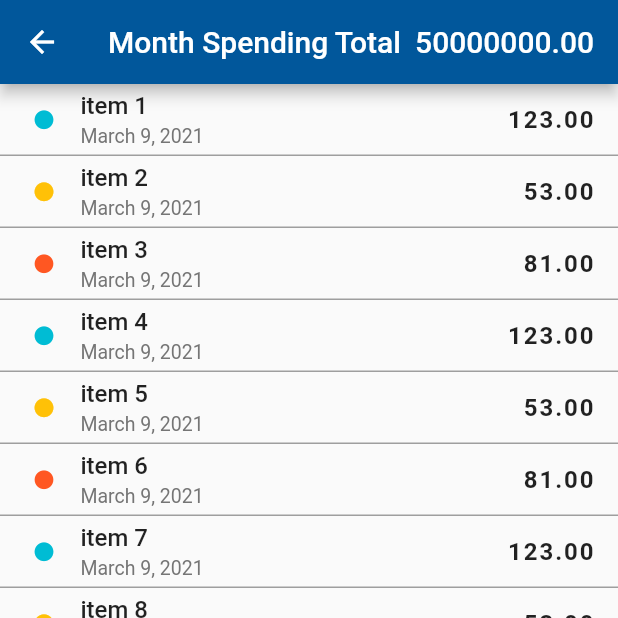
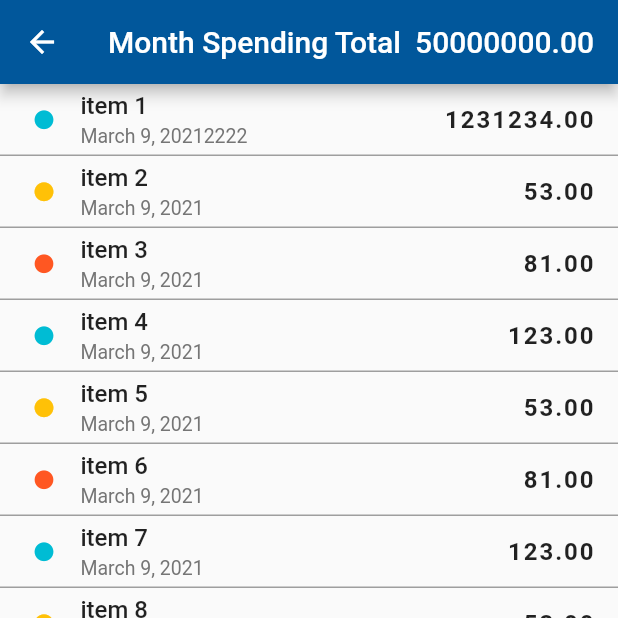
Before and after one commit to KirbyNguyen/budget, a Flutter app: the AllTransactionPage screen opened directly, on a phone screen of 412 x 824 dp, the top half of it. Run offline on Flutter 3.47's test engine with Material 2 defaults, Android fonts, the phone set to English and light mode, and no system bars; our stand-ins replace cloud_firestore, firebase_auth, firebase_core, flutter_colorpicker; accounts and stored records are empty.

Commit message:
some changes

```diff
--- a/lib/pages/transaction/AllTransactionPage.dart
+++ b/lib/pages/transaction/AllTransactionPage.dart
@@ -16,9 +16,9 @@ class _AllTransactionPageState extends State<AllTransactionPage> {
   List<ListItem> items = [
     DatedPurchaseItem(
       purchaseName: 'item 1',
-      amount: 123.00,
+      amount: 1231234.00,
       colorName: Colors.cyan,
-      date: 'March 9, 2021',
+      date: 'March 9, 20212222',
     ),
     DatedPurchaseItem(
       purchaseName: 'item 2',
```
Also changed, not shown: lib/pages/transaction/TransactionPage.dart (+0 -14 lines).
